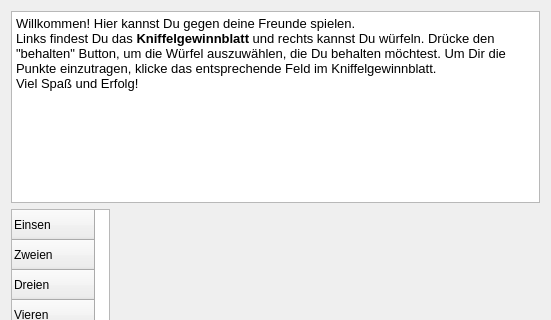
The window that spielmodusmultidialog.ui (michelfiedler/Kniffel.mrai) describes before a commit, drawn with Qt 5; both pictures show x 0 to 551 and y 0 to 320 of the 551 by 740 pixel window.
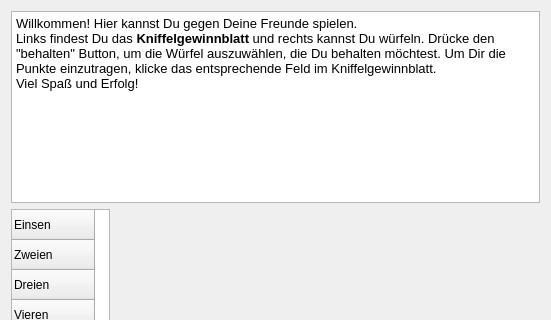
The same window after the commit.

```diff
--- a/spielmodusmultidialog.ui
+++ b/spielmodusmultidialog.ui
@@ -29,8 +29,8 @@
       <string>&lt;!DOCTYPE HTML PUBLIC &quot;-//W3C//DTD HTML 4.0//EN&quot; &quot;http://www.w3.org/TR/REC-html40/strict.dtd&quot;&gt;
 &lt;html&gt;&lt;head&gt;&lt;meta name=&quot;qrichtext&quot; content=&quot;1&quot; /&gt;&lt;style type=&quot;text/css&quot;&gt;
 p, li { white-space: pre-wrap; }
-&lt;/style&gt;&lt;/head&gt;&lt;body style=&quot; font-family:'MS Shell Dlg 2'; font-size:8.25pt; font-weight:400; font-style:normal;&quot;&gt;
-&lt;p style=&quot; margin-top:0px; margin-bottom:0px; margin-left:0px; margin-right:0px; -qt-block-indent:0; text-indent:0px;&quot;&gt;&lt;span style=&quot; font-size:10pt;&quot;&gt;Willkommen! Hier kannst Du gegen deine Freunde spielen.&lt;/span&gt;&lt;/p&gt;
+&lt;/style&gt;&lt;/head&gt;&lt;body style=&quot; font-family:'MS Shell Dlg 2'; font-size:7.8pt; font-weight:400; font-style:normal;&quot;&gt;
+&lt;p style=&quot; margin-top:0px; margin-bottom:0px; margin-left:0px; margin-right:0px; -qt-block-indent:0; text-indent:0px;&quot;&gt;&lt;span style=&quot; font-size:10pt;&quot;&gt;Willkommen! Hier kannst Du gegen Deine Freunde spielen.&lt;/span&gt;&lt;/p&gt;
 &lt;p style=&quot; margin-top:0px; margin-bottom:0px; margin-left:0px; margin-right:0px; -qt-block-indent:0; text-indent:0px;&quot;&gt;&lt;span style=&quot; font-size:10pt;&quot;&gt;Links findest Du das &lt;/span&gt;&lt;span style=&quot; font-size:10pt; font-weight:600;&quot;&gt;Kniffelgewinnblatt&lt;/span&gt;&lt;span style=&quot; font-size:10pt;&quot;&gt; und rechts kannst Du würfeln. Drücke den &amp;quot;behalten&amp;quot; Button, um die Würfel auszuwählen, die Du behalten möchtest. Um Dir die Punkte einzutragen, klicke das entsprechende Feld im Kniffelgewinnblatt.&lt;/span&gt;&lt;/p&gt;
 &lt;p style=&quot; margin-top:0px; margin-bottom:0px; margin-left:0px; margin-right:0px; -qt-block-indent:0; text-indent:0px;&quot;&gt;&lt;span style=&quot; font-size:10pt;&quot;&gt;Viel Spaß und Erfolg!&lt;/span&gt;&lt;/p&gt;&lt;/body&gt;&lt;/html&gt;</string>
      </property>
```
